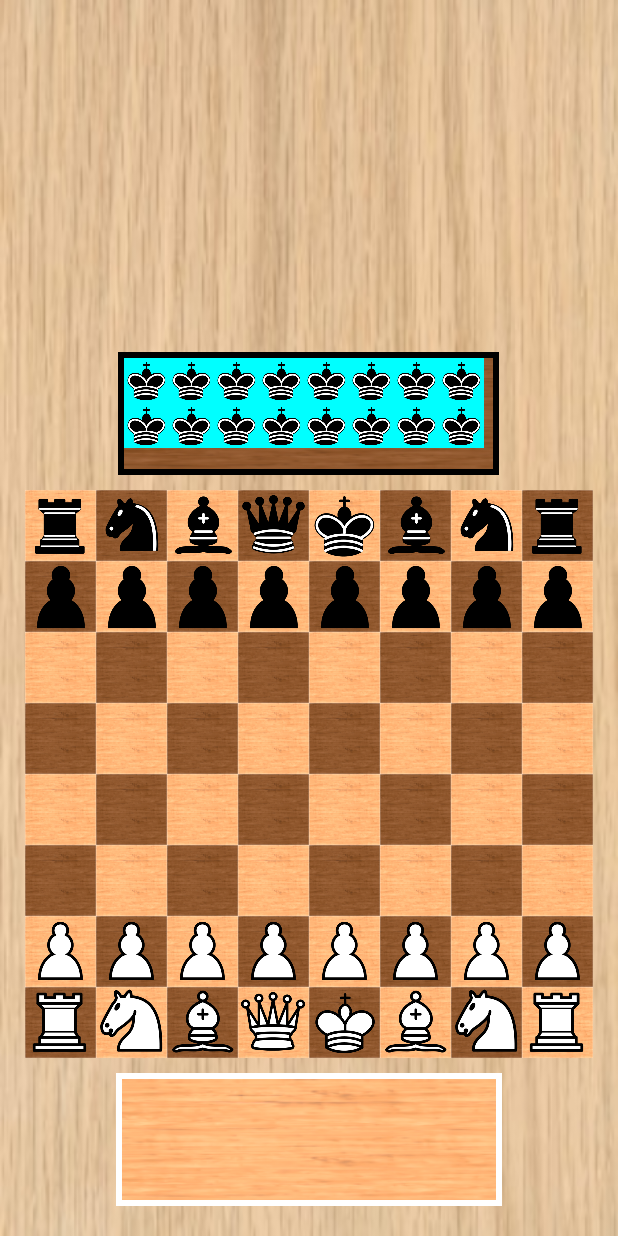
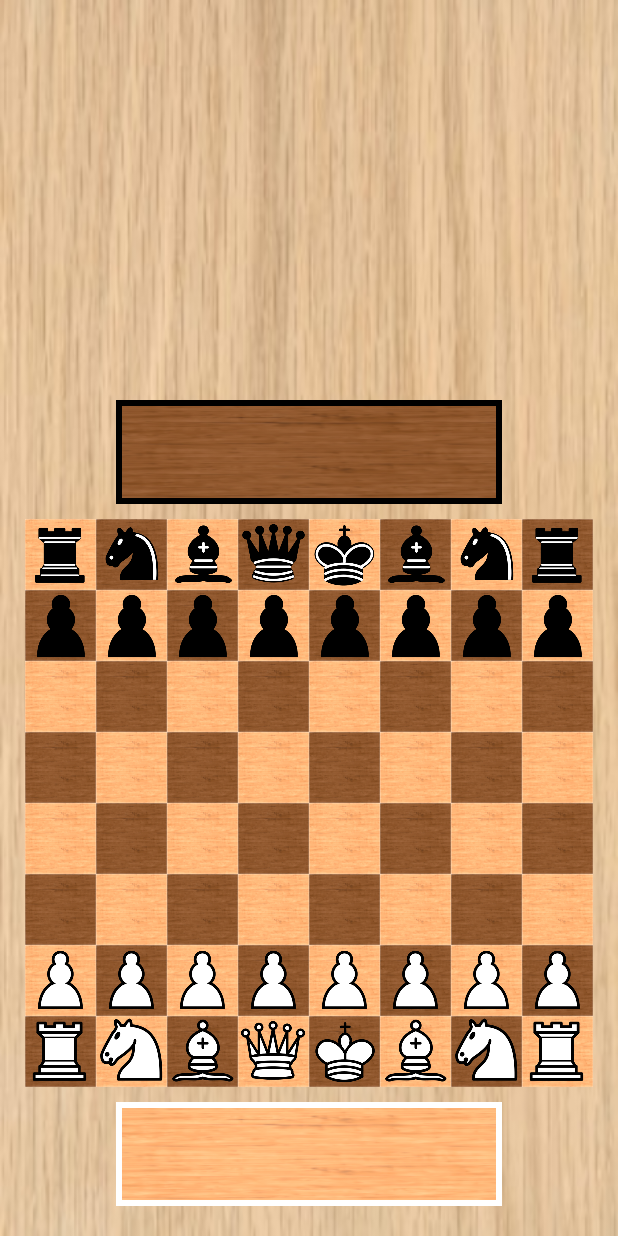
Before and after one commit to stephenbrowne1587/Chess, an Android app: the screen it shows after launch (MainActivity), on a phone screen of 412 x 824 dp. Run offline under Robolectric (Android 15) with nearby library versions, the phone set to English and light mode, and no system bars.

Commit message:
add captured piece sections

```diff
--- a/app/src/main/java/example/com/chess/MainActivity.kt
+++ b/app/src/main/java/example/com/chess/MainActivity.kt
@@ -2,6 +2,7 @@ package example.com.chess
 
 import android.content.Context
 import android.graphics.Color
+import android.graphics.Color.WHITE
 import android.support.v7.app.ActionBar
 import android.support.v7.app.AppCompatActivity
 import android.os.Bundle
@@ -33,6 +34,8 @@ class MainActivity : AppCompatActivity() {
 
     var selectedSpot: Pair<Int, Int>? = null
     var activePlayer: String = WHITE
+    val capturedWhite: ArrayList<ChessPiece?> = arrayListOf()
+    val capturedBlack: ArrayList<ChessPiece?> = arrayListOf()
 
     companion object {
         const val BLACK = "black"
@@ -44,6 +47,8 @@ class MainActivity : AppCompatActivity() {
         super.onCreate(savedInstanceState)
         setContentView(R.layout.activity_main)
 
+        val density = this.getResources().getDisplayMetrics().density
+
         board = findViewById(R.id.board) as GridLayout
         whiteCaptured = findViewById(R.id.light_captured_layout) as GridLayout
         blackCaptured = findViewById(R.id.dark_captured_layout) as GridLayout
@@ -53,7 +58,9 @@ class MainActivity : AppCompatActivity() {
 //        val height = displayMetrics.heightPixels
         val width = displayMetrics.widthPixels
         val boardWidth = width - 50
-        val capturedSectionWidth = width / 13 * 8 - 10
+        val capturedSectionPaddingPX = (10 * density.toInt())
+        val capturedSectionWidth = width / 13 * 8
+        val capturedSectionHeight = width / 13 * 2
 
         val layoutParams = board.layoutParams
         layoutParams.width = boardWidth
@@ -61,12 +68,12 @@ class MainActivity : AppCompatActivity() {
         board.layoutParams = layoutParams
 
         val capturedWhiteLayoutParams = whiteCaptured.layoutParams
-        capturedWhiteLayoutParams.width = width / 13 * 8 + 10
-        capturedWhiteLayoutParams.height = width / 5 + 10
+        capturedWhiteLayoutParams.width = capturedSectionWidth + capturedSectionPaddingPX
+        capturedWhiteLayoutParams.height = capturedSectionHeight + capturedSectionPaddingPX
 
         val capturedBlackLayoutParams = blackCaptured.layoutParams
-        capturedBlackLayoutParams.width = capturedSectionWidth + 15
-        capturedBlackLayoutParams.height = width / 5
+        capturedBlackLayoutParams.width = capturedSectionWidth + capturedSectionPaddingPX
+        capturedBlackLayoutParams.height = capturedSectionHeight + capturedSectionPaddingPX
 
 
 
@@ -157,22 +164,34 @@ class MainActivity : AppCompatActivity() {
     }
     fun capturePiece(piece: ChessPiece){
         Log.i("piece captured", piece.color + " piece captured")
-        when (piece){
-//            is BlackPawn -> space.setImageResource(R.drawable.blackpawn)
-//
-//
-//            is BlackRook -> space.setImageResource(R.drawable.blackrook)
-//            is BlackKnight -> space.setImageResource(R.drawable.blackknight)
-//            is BlackBishop -> space.setImageResource(R.drawable.blackbishop)
-//            is BlackKing -> space.setImageResource(R.drawable.blackking)
-//            is BlackQueen -> space.setImageResource(R.drawable.blackqueen)
-//            is WhitePawn -> space.setImageResource(R.drawable.whitepawn)
-//            is WhiteRook -> space.setImageResource(R.drawable.whiterook)
-//            is WhiteKnight -> space.setImageResource(R.drawable.whiteknight)
-//            is WhiteBishop -> space.setImageResource(R.drawable.whitebishop)
-//            is WhiteKing -> space.setImageResource(R.drawable.whiteking)
-//            is WhiteQueen -> space.setImageResource(R.drawable.whitequeen)
+        if (piece.color == WHITE){
+            val row = if (capturedWhite.size >= 8) 1 else 0
+            val col = capturedWhite.size % 8
+            capturedWhite.add(piece)
+            val spot = whiteCaptured.findViewWithTag("light:$row-$col") as ImageView
+            when (piece){
+                is WhitePawn -> spot.setImageResource(R.drawable.whitepawn)
+                is WhiteRook -> spot.setImageResource(R.drawable.whiterook)
+                is WhiteKnight -> spot.setImageResource(R.drawable.whiteknight)
+                is WhiteBishop -> spot.setImageResource(R.drawable.whitebishop)
+                is WhiteKing -> spot.setImageResource(R.drawable.whiteking)
+                is WhiteQueen -> spot.setImageResource(R.drawable.whitequeen)
+            }
+        }else{
+            val row = if (capturedBlack.size >= 8) 1 else 0
+            val col = capturedBlack.size % 8
+            capturedBlack.add(piece)
+            val spot = blackCaptured.findViewWithTag("dark:$row-$col") as ImageView
+            when (piece){
+                is BlackPawn -> spot.setImageResource(R.drawable.blackpawn)
+                is BlackRook -> spot.setImageResource(R.drawable.blackrook)
+                is BlackKnight -> spot.setImageResource(R.drawable.blackknight)
+                is BlackBishop -> spot.setImageResource(R.drawable.blackbishop)
+                is BlackKing -> spot.setImageResource(R.drawable.blackking)
+                is BlackQueen -> spot.setImageResource(R.drawable.blackqueen)
+            }
         }
+
     }
     private fun createCapturedSections(width: Int){
         for (row in 0..1) {
@@ -191,14 +210,9 @@ class MainActivity : AppCompatActivity() {
 
                 lightSpot.tag = "light:$row-$col"
                 darkSpot.tag = "dark:$row-$col"
-                darkSpot.setBackgroundColor(Color.CYAN)
-
-
 
                 whiteCaptured.addView(lightSpot)
                 blackCaptured.addView(darkSpot)
-                darkSpot.setImageResource(R.drawable.blackking)
-
             }
         }
     }
@@ -241,9 +255,9 @@ class MainActivity : AppCompatActivity() {
                     }
 
                 }
-                overlay.setOnClickListener {
-                    Toast.makeText(this, "overlay", Toast.LENGTH_LONG).show()
-                }
+//                overlay.setOnClickListener {
+//                    Toast.makeText(this, "overlay", Toast.LENGTH_LONG).show()
+//                }
                 if (row % 2 == 0) {
                     if (col % 2 == 0) {
                         space.setBackgroundResource(R.drawable.light_square)
--- a/app/src/main/res/layout/activity_main.xml
+++ b/app/src/main/res/layout/activity_main.xml
@@ -17,7 +17,7 @@
         android:layout_above="@+id/board"
         android:rowCount="2"
         android:columnCount="8"
-        android:padding="4dp"
+        android:padding="5dp"
         android:layout_marginBottom="10dp"
         >
     </GridLayout>
@@ -42,6 +42,7 @@
         android:layout_centerHorizontal="true"
         android:rowCount="2"
         android:columnCount="8"
+        android:padding="5dp"
         android:layout_marginTop="10dp"
         android:layout_alignParentBottom="true"
         android:layout_marginBottom="20dp"
```
